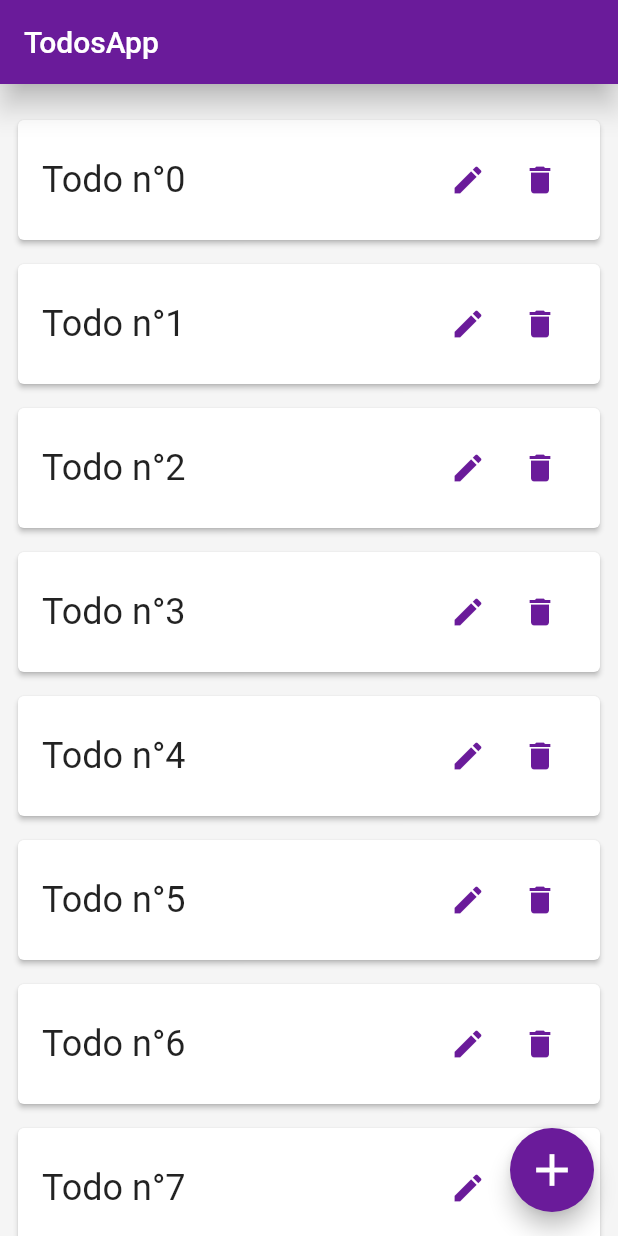
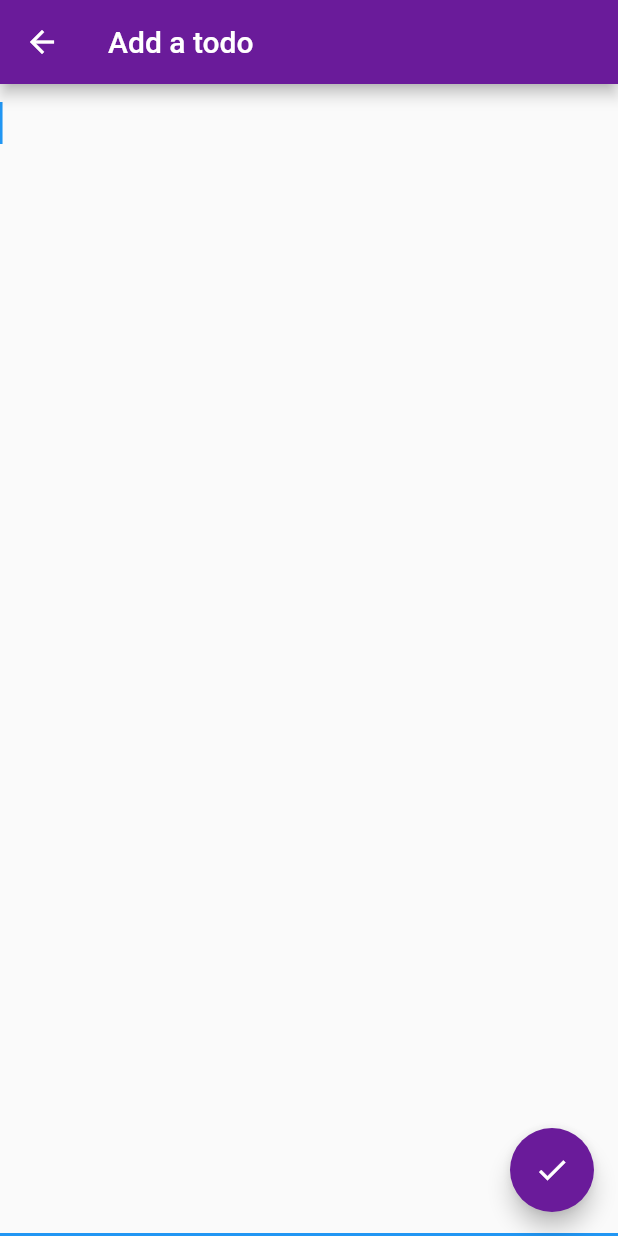
Before and after one commit to Letiste/Flutter-Todos, a Flutter app: the screen it shows after launch, after a tap on the "add" icon, on a phone screen of 412 x 824 dp. Run offline on Flutter 3.47's test engine with Material 2 defaults, Android fonts, the phone set to English and light mode, and no system bars.

Commit message:
add create todo (#2)

```diff
--- a/lib/home.dart
+++ b/lib/home.dart
@@ -1,8 +1,26 @@
 import 'package:flutter/material.dart';
 
-import 'todos.dart';
+import 'new_todo.dart';
+import 'todo.dart';
 
-class HomePage extends StatelessWidget {
+class HomePage extends StatefulWidget {
+  @override
+  _HomePageState createState() => _HomePageState();
+}
+
+class _HomePageState extends State<HomePage> {
+  List<Todo> todos = [];
+
+  void _addTodo() async {
+    var result = await Navigator.push(
+      context,
+      MaterialPageRoute(builder: (context) => NewTodo()),
+    );
+    setState(() {
+      todos.add(Todo(text: result));
+    });
+  }
+
   @override
   Widget build(BuildContext context) {
     return Scaffold(
@@ -10,10 +28,13 @@ class HomePage extends StatelessWidget {
         title: Text('TodosApp'),
         elevation: 8,
       ),
-      body: Todos(),
+      body: ListView(
+        padding: const EdgeInsets.fromLTRB(0, 16, 0, 64),
+        children: todos,
+      ),
       backgroundColor: Color.fromRGBO(245, 245, 245, 1),
       floatingActionButton: FloatingActionButton(
-        onPressed: () {},
+        onPressed: _addTodo,
         child: Icon(
           Icons.add,
           size: 36,
--- /dev/null
+++ b/lib/new_todo.dart
@@ -0,0 +1,47 @@
+import 'package:flutter/material.dart';
+
+class NewTodo extends StatefulWidget {
+  @override
+  _NewTodoState createState() => _NewTodoState();
+}
+
+class _NewTodoState extends State<NewTodo> {
+  String todo = '';
+
+  void handleChanged(String text) {
+    setState(() {
+      todo = text;
+    });
+  }
+
+  @override
+  Widget build(BuildContext context) {
+    return Scaffold(
+      appBar: AppBar(
+        title: Text('Add a todo'),
+        leading: IconButton(
+          onPressed: () {
+            Navigator.pop(context);
+          },
+          icon: Icon(Icons.arrow_back),
+        ),
+      ),
+      floatingActionButton: FloatingActionButton(
+        onPressed: () {
+          Navigator.pop(context, todo);
+        },
+        child: Icon(Icons.check),
+      ),
+      body: TextField(
+        style: TextStyle(
+          fontSize: 24,
+        ),
+        autofocus: true,
+        expands: true,
+        minLines: null,
+        maxLines: null,
+        onChanged: handleChanged,
+      ),
+    );
+  }
+}
--- a/lib/todos.dart
+++ b/lib/todo.dart
@@ -1,20 +1,27 @@
 import 'package:flutter/material.dart';
 
-class Todos extends StatelessWidget {
-  @override
-  Widget build(BuildContext context) {
-    return ListView.builder(
-      padding: const EdgeInsets.fromLTRB(0, 16, 0, 64),
-      itemBuilder: (context, index) => Todo(index: index),
-      itemCount: 20,
-    );
-  }
-}
+// class Todos extends StatelessWidget {
+//   final todos = <Todo>[];
+
+//   Todos(int index) {
+//     for (var i = 0; i < index; i++) {
+//       todos.add(Todo(text: 'Todo n°$i'));
+//     }
+//   }
+
+//   @override
+//   Widget build(BuildContext context) {
+//     return ListView(
+//       padding: const EdgeInsets.fromLTRB(0, 16, 0, 64),
+//       children: todos,
+//     );
+//   }
+// }
 
 class Todo extends StatelessWidget {
-  Todo({this.index});
+  Todo({this.text});
 
-  final int index;
+  final String text;
 
   @override
   Widget build(BuildContext context) {
@@ -28,7 +35,7 @@ class Todo extends StatelessWidget {
           children: [
             Expanded(
               child: Text(
-                'Todo n°$index',
+                text,
                 style: TextStyle(
                   fontSize: 24,
                 ),
```
